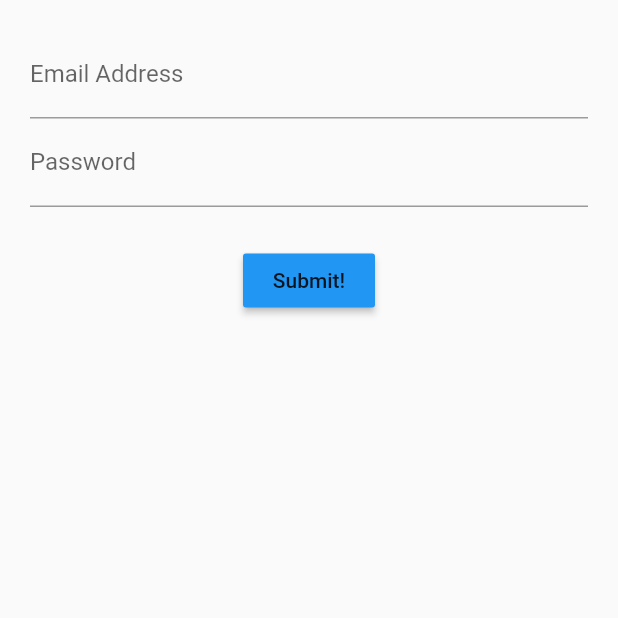
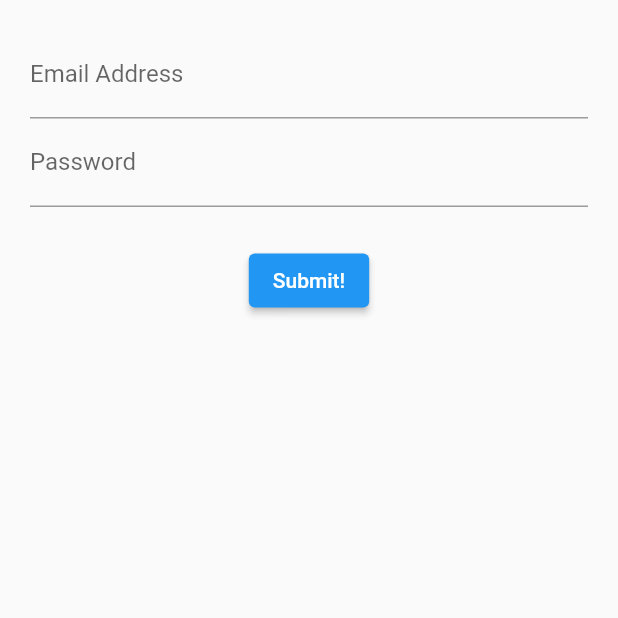
Before and after one commit to jordkris/flutter-udemy, a Flutter app: the screen it shows after launch, on a phone screen of 412 x 824 dp, the top half of it. Run offline on Flutter 3.47's test engine with Material 2 defaults, Android fonts, the phone set to English and light mode, and no system bars; our stand-ins replace rxdart, sqflite; accounts and stored records are empty.

Commit message:
Fix Andoid Configuration

```diff
--- a/FlutterCasts-master/login_stateful/lib/src/screens/login_screen.dart
+++ b/FlutterCasts-master/login_stateful/lib/src/screens/login_screen.dart
@@ -58,8 +58,9 @@ class LoginScreenState extends State<LoginScreen> with ValidationMixin {
   }
 
   Widget submitButton() {
-    return RaisedButton(
-      color: Colors.blue,
+    // return RaisedButton( #deprecated
+    return ElevatedButton(
+      style: ElevatedButton.styleFrom(primary: Colors.blue),
       child: Text('Submit!'),
       onPressed: () {
         if (formKey.currentState.validate()) {
--- a/FlutterCasts-master/login_stateful/pubspec.yaml
+++ b/FlutterCasts-master/login_stateful/pubspec.yaml
@@ -1,5 +1,8 @@
 name: login_stateful
 description: A new Flutter project.
+
+environment:
+  sdk: ">=1.1.0 <3.0.0"
 
 dependencies:
   flutter:
```
Also changed, not shown: FlutterCasts-master/login_stateful/pubspec.lock, 7 other files.
